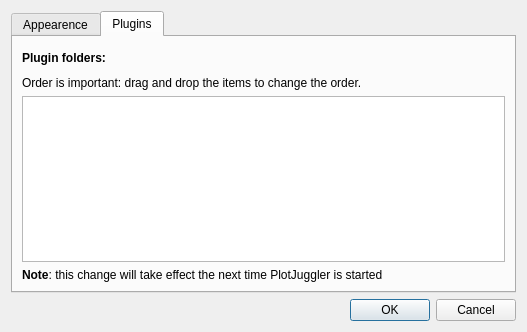
Before: the Qt Designer form plotjuggler_app/preferences_dialog.ui in facontidavide/plotjuggler-release, drawn with Qt 5.
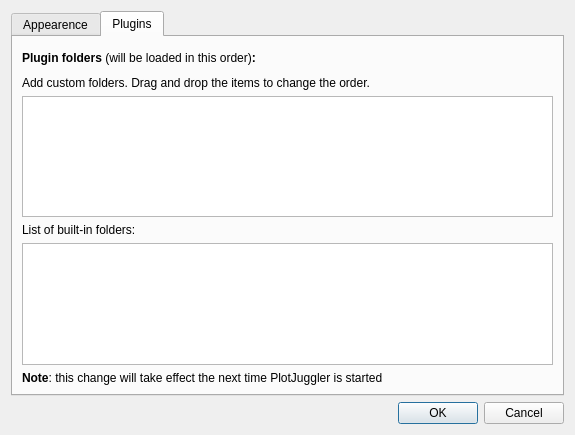
After: the same form once the commit is applied. The open tabs and pages were chosen to show the change.

```diff
--- a/plotjuggler_app/preferences_dialog.ui
+++ b/plotjuggler_app/preferences_dialog.ui
@@ -6,8 +6,8 @@
    <rect>
     <x>0</x>
     <y>0</y>
-    <width>527</width>
-    <height>332</height>
+    <width>575</width>
+    <height>435</height>
    </rect>
   </property>
   <property name="minimumSize">
@@ -200,7 +200,7 @@
          <item>
           <widget class="QLabel" name="label_3">
            <property name="text">
-            <string>&lt;html&gt;&lt;head/&gt;&lt;body&gt;&lt;p&gt;&lt;span style=&quot; font-weight:600;&quot;&gt;Plugin folders:&lt;/span&gt;&lt;/p&gt;&lt;/body&gt;&lt;/html&gt;</string>
+            <string>&lt;html&gt;&lt;head/&gt;&lt;body&gt;&lt;p&gt;&lt;span style=&quot; font-weight:600;&quot;&gt;Plugin folders &lt;/span&gt;(will be loaded in this order)&lt;span style=&quot; font-weight:600;&quot;&gt;:&lt;/span&gt;&lt;/p&gt;&lt;/body&gt;&lt;/html&gt;</string>
            </property>
           </widget>
          </item>
@@ -284,7 +284,7 @@
        <item>
         <widget class="QLabel" name="label_5">
          <property name="text">
-          <string>Order is important: drag and drop the items to change the order.</string>
+          <string>Add custom folders. Drag and drop the items to change the order.</string>
          </property>
          <property name="wordWrap">
           <bool>true</bool>
@@ -306,7 +306,27 @@
           <enum>Qt::MoveAction</enum>
          </property>
          <property name="spacing">
-          <number>4</number>
+          <number>2</number>
+         </property>
+        </widget>
+       </item>
+       <item>
+        <widget class="QLabel" name="label_8">
+         <property name="text">
+          <string>List of built-in folders:</string>
+         </property>
+        </widget>
+       </item>
+       <item>
+        <widget class="QListWidget" name="listWidgetBuiltin">
+         <property name="editTriggers">
+          <set>QAbstractItemView::NoEditTriggers</set>
+         </property>
+         <property name="selectionMode">
+          <enum>QAbstractItemView::NoSelection</enum>
+         </property>
+         <property name="spacing">
+          <number>2</number>
          </property>
         </widget>
        </item>
```
Left out of the diff: 4 changed lines with no effect on the pictures.
